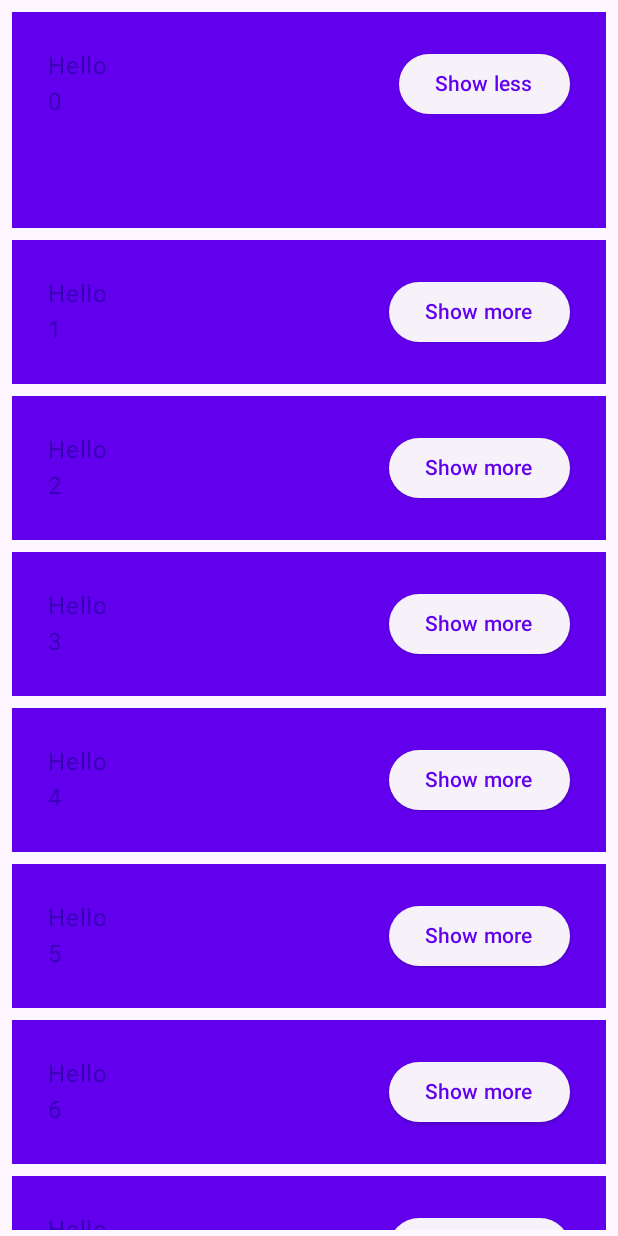
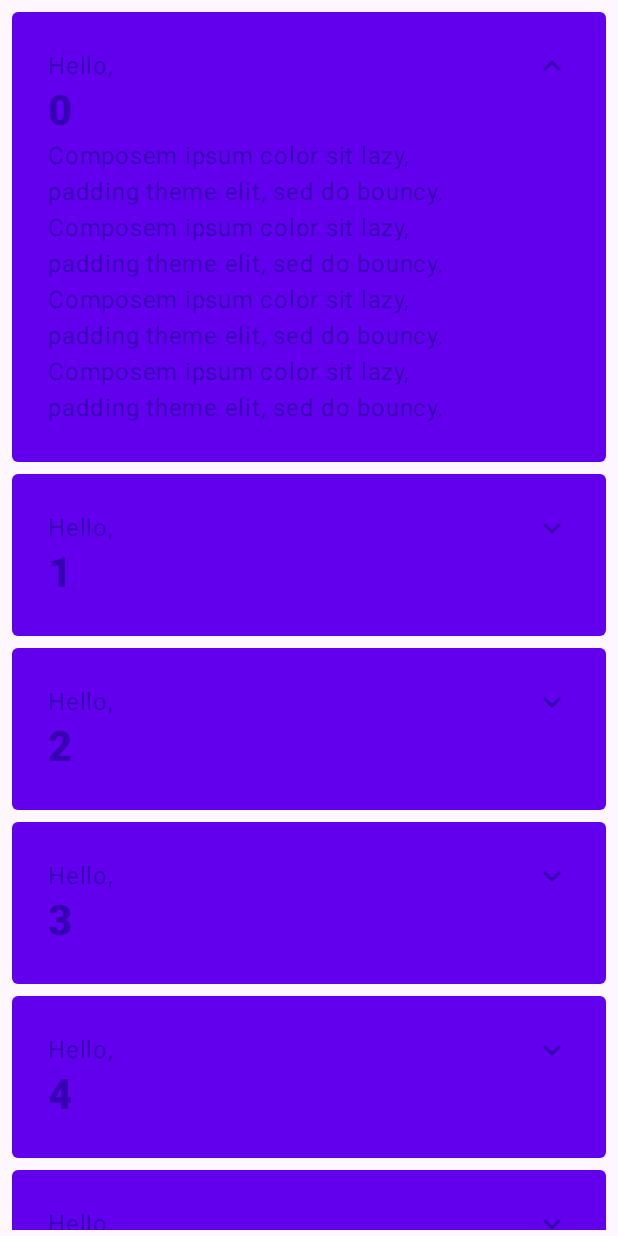
Before and after one commit to zcwfeng/LearnAndroidCompose, an Android app built with Jetpack Compose: the composable MyApp shown on its own in the app's theme, after a tap on "Show more", on a phone screen of 412 x 824 dp. Run offline under Robolectric (Android 15) with nearby library versions, the phone set to English and light mode, and no system bars; 1 other tap on this screen came first.

Commit message:
update Material2 to Material3 Add a Demo With List 1. LazyColumn 创建懒加载列表，并且每个cell保存了自己的状态 2. 给每个Cell添加委托和动画 3. extraPadding.coerceAtLeast(0.dp) 4. 设置主题Theme，MaterialTheme 的三个属性：colorScheme、typography 和 shapes。使用它们设置其中一个 Text 的标题样式：MaterialTheme.typography.headlineMedium) 5. 使用 copy 函数修改预定义的样式 6. 修改添加动画

```diff
--- a/LearnCompose/app/src/main/java/top/zcwfeng/learncompose/ui/compose/Sample04.kt
+++ b/LearnCompose/app/src/main/java/top/zcwfeng/learncompose/ui/compose/Sample04.kt
@@ -1,7 +1,12 @@
 package top.zcwfeng.learncompose.ui.compose
 
 import android.annotation.SuppressLint
+import android.content.res.Configuration.UI_MODE_NIGHT_NO
+import android.content.res.Configuration.UI_MODE_NIGHT_YES
+import androidx.compose.animation.animateContentSize
+import androidx.compose.animation.core.Spring
 import androidx.compose.animation.core.animateDpAsState
+import androidx.compose.animation.core.spring
 import androidx.compose.foundation.layout.*
 import androidx.compose.foundation.lazy.LazyColumn
 import androidx.compose.material3.*
@@ -12,31 +17,24 @@ import androidx.compose.ui.Modifier
 import androidx.compose.ui.tooling.preview.Preview
 import androidx.compose.ui.unit.dp
 import androidx.compose.foundation.lazy.items
+import androidx.compose.material.icons.Icons
+import androidx.compose.material.icons.filled.ExpandLess
+import androidx.compose.material.icons.filled.ExpandMore
+import androidx.compose.ui.res.stringResource
+import androidx.compose.ui.text.font.FontWeight
+import top.zcwfeng.learncompose.R
+import top.zcwfeng.learncompose.ui.theme.BasicsCodelabTheme
 
 @SuppressLint("UnrememberedMutableState")
 @Composable
 fun Greeting(name: String) {
-    var expanded  by remember{mutableStateOf(false)}
-    val extraPadding by animateDpAsState(if (expanded) 48.dp else 0.dp)
-
-    Surface(
-        color = MaterialTheme.colorScheme.primary,
+    Card(
+        colors = CardDefaults.cardColors(
+            containerColor = MaterialTheme.colorScheme.primary
+        ),
         modifier = Modifier.padding(vertical = 4.dp, horizontal = 8.dp)
     ) {
-        Row(modifier = Modifier.padding(24.dp)) {
-            Column(
-                modifier = Modifier
-                    .padding(bottom = extraPadding)
-                    .weight(1f)
-            ) {
-                Text(text = "Hello")
-                Text(text = "$name")
-
-            }
-            ElevatedButton(onClick = { expanded = !expanded }) {
-                Text(if (expanded) "Show less" else "Show more")
-            }
-        }
+        CardContent(name = name)
     }
 }
 
@@ -46,7 +44,7 @@ fun MyApp(
 ) {
     var shouldShowOnboarding by remember { mutableStateOf(true) }
 
-    Surface(modifier) {
+    Surface(modifier, color = MaterialTheme.colorScheme.background) {
 
         if (shouldShowOnboarding) {
             OnboardingScreen(onContinueClicked = { shouldShowOnboarding = false })
@@ -61,13 +59,59 @@ fun MyApp(
 fun Greetings(
     modifier: Modifier = Modifier,
 //    names: List<String> = listOf("World", "Compose")
-    names:List<String> = List(1000) { "$it" }
+    names: List<String> = List(1000) { "$it" }
 ) {
     LazyColumn(modifier = modifier.padding(vertical = 4.dp)) {
-        items(items = names){name ->
+        items(items = names) { name ->
             Greeting(name)
         }
 
+    }
+}
+
+
+@Composable
+private fun CardContent(name: String) {
+    var expanded by remember { mutableStateOf(false) }
+
+    Row(
+        modifier = Modifier
+            .padding(12.dp)
+            .animateContentSize(
+                animationSpec = spring(
+                    dampingRatio = Spring.DampingRatioMediumBouncy,
+                    stiffness = Spring.StiffnessLow
+                )
+            )
+    ) {
+        Column(
+            modifier = Modifier
+                .weight(1f)
+                .padding(12.dp)
+        ) {
+            Text(text = "Hello, ")
+            Text(
+                text = name, style = MaterialTheme.typography.headlineMedium.copy(
+                    fontWeight = FontWeight.ExtraBold
+                )
+            )
+            if (expanded) {
+                Text(
+                    text = ("Composem ipsum color sit lazy, " +
+                            "padding theme elit, sed do bouncy. ").repeat(4),
+                )
+            }
+        }
+        IconButton(onClick = { expanded = !expanded }) {
+            Icon(
+                imageVector = if (expanded) Icons.Filled.ExpandLess else Icons.Filled.ExpandMore,
+                contentDescription = if (expanded) {
+                    stringResource(R.string.show_less)
+                } else {
+                    stringResource(R.string.show_more)
+                }
+            )
+        }
     }
 }
 
@@ -93,10 +137,38 @@ fun OnboardingScreen(
     }
 }
 
-@Preview(showBackground = true, showSystemUi = true)
+
+
+@Preview(
+    showBackground = true,
+    uiMode = UI_MODE_NIGHT_YES,
+    name = "DefaultPreviewDark"
+)
 @Composable
-fun GreetingPreview() {
-
-    MyApp(Modifier.fillMaxSize())
+fun GreetingsPreview() {
+    BasicsCodelabTheme() {
+        Greetings()
+    }
 
 }
+
+@Preview(showBackground = true, heightDp = 320)
+@Composable
+fun OnboardingScreenPreview() {
+    BasicsCodelabTheme() {
+        OnboardingScreen(onContinueClicked = {})
+    }
+
+}
+
+@Preview(
+    showBackground = true,
+    uiMode = UI_MODE_NIGHT_NO,
+    name = "Light"
+)
+@Composable
+fun MyAppPreview() {
+    BasicsCodelabTheme {
+        MyApp(modifier = Modifier.fillMaxSize())
+    }
+}
--- a/LearnCompose/app/src/main/java/top/zcwfeng/learncompose/ui/theme/Color.kt
+++ b/LearnCompose/app/src/main/java/top/zcwfeng/learncompose/ui/theme/Color.kt
@@ -6,3 +6,9 @@ val Purple200 = Color(0xFFBB86FC)
 val Purple500 = Color(0xFF6200EE)
 val Purple700 = Color(0xFF3700B3)
 val Teal200 = Color(0xFF03DAC5)
+
+
+val Navy = Color(0xFF073042)
+val Blue = Color(0xFF4285F4)
+val LightBlue = Color(0xFFD7EFFE)
+val Chartreuse = Color(0xFFEFF7CF)
--- a/LearnCompose/app/src/main/java/top/zcwfeng/learncompose/utils/Values.kt
+++ b/LearnCompose/app/src/main/java/top/zcwfeng/learncompose/utils/Values.kt
@@ -3,4 +3,4 @@ package top.zcwfeng.learncompose.utils
 const val DEMO_1 = "DEMO_1_base"
 const val DEMO_2 = "DEMO_2_layout"
 const val DEMO_3 = "DEMO_3_state"
-const val DEMO_4 = "DEMO_4_list"
+const val DEMO_4 = "DEMO_4_list_anim"
--- a/LearnCompose/app/src/main/res/values/strings.xml
+++ b/LearnCompose/app/src/main/res/values/strings.xml
@@ -16,4 +16,8 @@
     <string name="tip_amount">Tip amount: %s</string>
     <string name="how_was_the_service">Tip (%)</string>
     <string name="round_up_tip">Round up tip?</string>
+
+    <string name="show_less">Show less</string>
+    <string name="show_more">Show more</string>
+
 </resources>
```
Also changed, not shown: LearnCompose/app/src/main/java/top/zcwfeng/learncompose/ui/compose/ComposeDetailActivity.kt (+10 -2 lines), LearnCompose/app/src/main/java/top/zcwfeng/learncompose/ui/theme/Theme.kt (+18 -2 lines).
